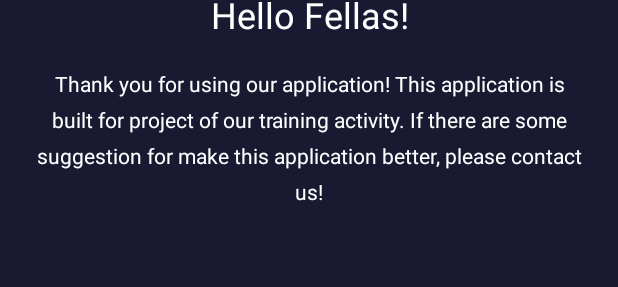
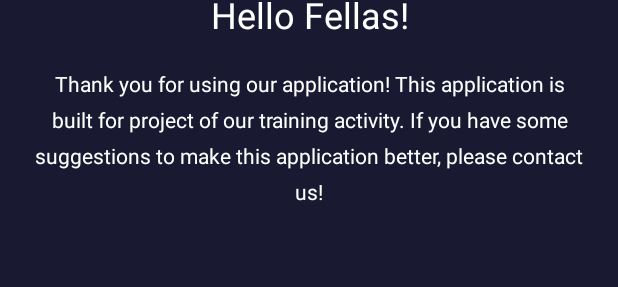
Before and after one commit to dekathomas/android-movie-mini-project, an Android app: the layout activity_information.xml on its own in the app's theme, with its tools: preview values and no code run, on a phone screen of 412 x 824 dp. Shown: the part 162-449 px from the top of the screen. Run offline under Robolectric (Android 15) with nearby library versions, the phone set to English and light mode, and no system bars; Roboto replaces fonts that are not available here.

Commit message:
fix grammar

```diff
--- a/app/src/main/res/values/strings.xml
+++ b/app/src/main/res/values/strings.xml
@@ -43,6 +43,6 @@
 
     <!-- Information -->
     <string name="information_hello">Hello Fellas!</string>
-    <string name="information_thank_you">Thank you for using our application! This application is built for project of our training activity. If there are some suggestion for make this application better, please contact us!</string>
+    <string name="information_thank_you">Thank you for using our application! This application is built for project of our training activity. If you have some suggestions to make this application better, please contact us!</string>
 
 </resources>
```
